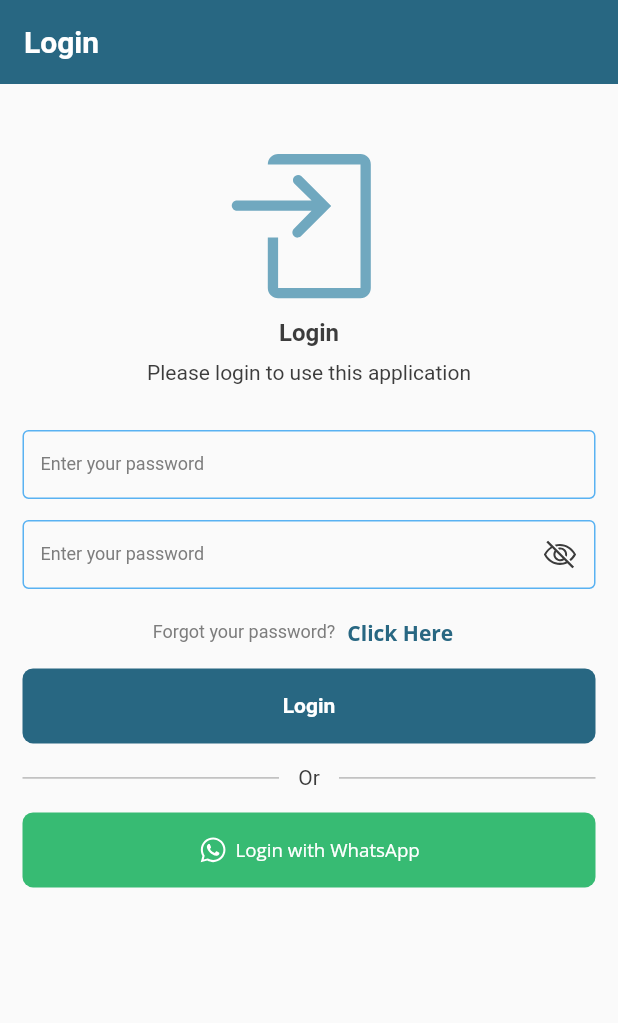
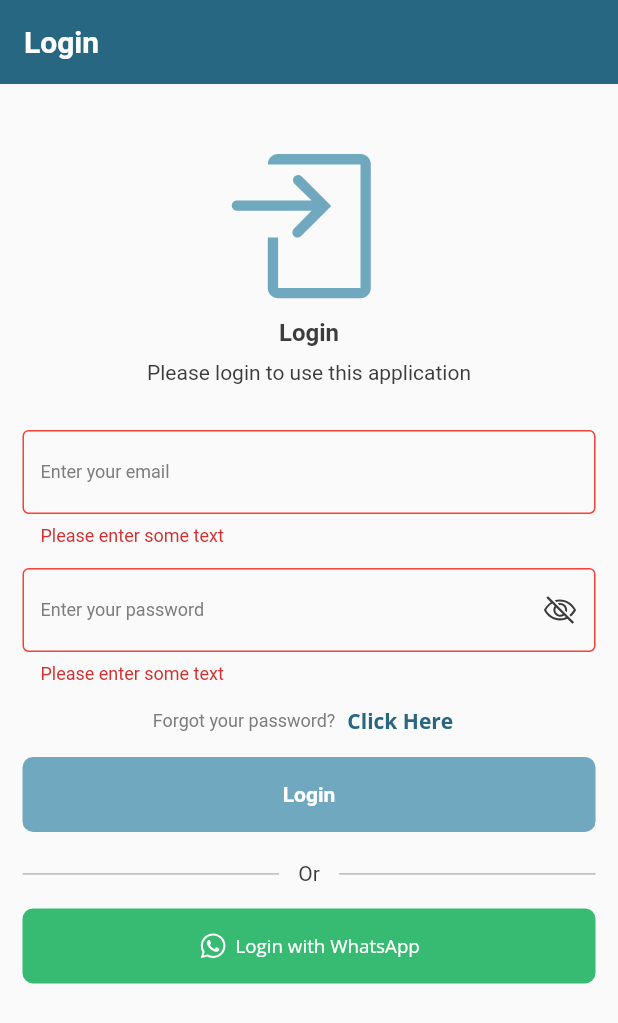
Before and after one commit to yanuarnval/traking_works, a Flutter app: the screen it shows after launch, after a tap on "Login", on a phone screen of 412 x 824 dp. Shown: the top 1023 px of the screen. Run offline on Flutter 3.47's test engine with Material 2 defaults, Android fonts, the phone set to English and light mode, and no system bars; our stand-ins replace flutter_svg, google_fonts; Roboto replaces fonts that are missing (Spartan).

Commit message:
fix[YN] login-page-button

```diff
--- a/lib/main.dart
+++ b/lib/main.dart
@@ -1,8 +1,10 @@
 import 'package:flutter/material.dart';
 
 import 'package:tracking_works/theme/theme_app.dart';
+import 'package:tracking_works/view/HomePageView.dart';
 
 import 'package:tracking_works/view/LoginPageView.dart';
+import 'package:tracking_works/view/MainScreen.dart';
 
 void main() {
   runApp(const MyApp());
--- a/lib/view/LoginPageView.dart
+++ b/lib/view/LoginPageView.dart
@@ -3,6 +3,8 @@ import 'package:flutter_svg/flutter_svg.dart';
 import 'package:google_fonts/google_fonts.dart';
 import 'package:tracking_works/shared/colors_value.dart';
 import 'package:tracking_works/theme/theme_app.dart';
+import 'package:tracking_works/view/HomePageView.dart';
+import 'package:tracking_works/view/MainScreen.dart';
 
 class LoginPageView extends StatefulWidget {
   const LoginPageView({Key? key}) : super(key: key);
@@ -12,7 +14,21 @@ class LoginPageView extends StatefulWidget {
 }
 
 class _LoginPageViewState extends State<LoginPageView> {
+  final _usernameController = TextEditingController();
+  final _passwordController = TextEditingController();
+  bool _errorTextField = false;
   bool _hidepass = true;
+  bool _textFieldChaged = false;
+  final _formKey = GlobalKey<FormState>();
+
+  @override
+  void dispose() {
+    // TODO: implement dispose
+    _usernameController.dispose();
+    _passwordController.dispose();
+    super.dispose();
+  }
+
   @override
   Widget build(BuildContext context) {
     return Scaffold(
@@ -30,33 +46,18 @@ class _LoginPageViewState extends State<LoginPageView> {
             crossAxisAlignment: CrossAxisAlignment.center,
             children: [
               _buildHeader(context),
-              _buildTextfield(),
-              Row(
-                mainAxisAlignment: MainAxisAlignment.center,
-                children: [
-                  Text(
-                    'Forgot your password?',
-                    style: TrakingWorks.textTheme.subtitle1,
-                  ),
-                  TextButton(
-                    onPressed: () {},
-                    child: Text(
-                      'Click Here',
-                      style: GoogleFonts.openSans(
-                          color: ColorsValue.colorPrimary,
-                          fontWeight: FontWeight.w700,
-                          fontSize: 14),
-                    ),
-                  )
+              Form(key: _formKey, child: _buildTextfield()),
+              _buildFooter(context)
             ],
           ),
-              ElevatedButton(
-                onPressed: () {},
-                child: Text(
-                  'Login',
-                  style: TrakingWorks.textTheme.button,
         ),
       ),
+    );
+  }
+
+  Column _buildFooter(BuildContext context) {
+    return Column(
+      children: [
         const SizedBox(
           height: 15,
         ),
@@ -83,8 +84,7 @@ class _LoginPageViewState extends State<LoginPageView> {
           height: 15,
         ),
         ElevatedButton(
-                  style: ElevatedButton.styleFrom(
-                      primary: ColorsValue.whatsappColor),
+            style: ElevatedButton.styleFrom(primary: ColorsValue.whatsappColor),
             onPressed: () {},
             child: Row(
               mainAxisAlignment: MainAxisAlignment.center,
@@ -105,11 +105,11 @@ class _LoginPageViewState extends State<LoginPageView> {
                       color: Colors.white),
                 ),
               ],
-                  ))
+            )),
+        const SizedBox(
+          height: 100,
+        )
       ],
-          ),
-        ),
-      ),
     );
   }
 
@@ -147,12 +147,35 @@ class _LoginPageViewState extends State<LoginPageView> {
       padding: const EdgeInsets.only(top: 30, bottom: 5),
       child: Column(
         children: [
-          SizedBox(
-            height: 46,
-            child: TextField(
+          TextFormField(
+            controller: _usernameController,
+            validator: (value) {
+              if (value == null || value.isEmpty) {
+                return "Please enter some text";
+              } else {
+                return null;
+              }
+            },
+            onChanged: (s) {
+              if (_usernameController.value.text.length != 0 &&
+                  _passwordController.value.text.length != 0) {
+                setState(() {
+                  _textFieldChaged = true;
+                });
+              } else {
+                setState(() {
+                  _textFieldChaged = false;
+                });
+              }
+            },
             style: GoogleFonts.spartan(
-                  fontSize: 14, color: ColorsValue.blackColor),
+                fontSize: 14,
+                color: _textFieldChaged ? ColorsValue.blackColor : Colors.red),
             decoration: InputDecoration(
+              errorStyle: GoogleFonts.spartan(),
+              errorBorder: OutlineInputBorder(
+                borderSide: BorderSide(color: Colors.red, width: 1),
+              ),
               focusedBorder: OutlineInputBorder(
                 borderSide:
                     BorderSide(color: ColorsValue.textFieldLogin, width: 1),
@@ -164,21 +187,40 @@ class _LoginPageViewState extends State<LoginPageView> {
               floatingLabelBehavior: FloatingLabelBehavior.never,
               border: OutlineInputBorder(),
               label: Text(
-                  'Enter your password',
+                'Enter your email',
                 style: TrakingWorks.textTheme.subtitle1,
-                ),
               ),
             ),
           ),
           const SizedBox(
             height: 14,
           ),
-          SizedBox(
-            height: 46,
-            child: TextField(
+          TextFormField(
+            controller: _passwordController,
+            validator: (value) {
+              if (value == null || value.isEmpty) {
+                return "Please enter some text";
+              } else {
+                return null;
+              }
+            },
+            onChanged: (s) {
+              if (_usernameController.value.text.length != 0 &&
+                  _passwordController.value.text.length != 0) {
+                setState(() {
+                  _textFieldChaged = true;
+                });
+              } else {
+                setState(() {
+                  _textFieldChaged = false;
+                });
+              }
+            },
             style: GoogleFonts.spartan(
-                  fontSize: 14, color: ColorsValue.blackColor),
+                fontSize: 14,
+                color: _textFieldChaged ? ColorsValue.blackColor : Colors.red),
             obscureText: _hidepass,
+            obscuringCharacter: '●',
             decoration: InputDecoration(
                 suffixIcon: IconButton(
                   onPressed: () {
@@ -200,6 +242,9 @@ class _LoginPageViewState extends State<LoginPageView> {
                   borderSide:
                       BorderSide(color: ColorsValue.textFieldLogin, width: 1),
                 ),
+                errorBorder: OutlineInputBorder(
+                    borderSide: BorderSide(color: Colors.red, width: 1)),
+                errorStyle: GoogleFonts.spartan(),
                 floatingLabelBehavior: FloatingLabelBehavior.never,
                 border: OutlineInputBorder(),
                 label: Text(
@@ -207,6 +252,43 @@ class _LoginPageViewState extends State<LoginPageView> {
                   style: TrakingWorks.textTheme.subtitle1,
                 )),
           ),
+          Row(
+            mainAxisAlignment: MainAxisAlignment.center,
+            children: [
+              Text(
+                'Forgot your password?',
+                style: TrakingWorks.textTheme.subtitle1,
+              ),
+              TextButton(
+                onPressed: () {},
+                child: Text(
+                  'Click Here',
+                  style: GoogleFonts.openSans(
+                      color: ColorsValue.colorPrimary,
+                      fontWeight: FontWeight.w700,
+                      fontSize: 14),
+                ),
+              )
+            ],
+          ),
+          ElevatedButton(
+            onPressed: () {
+              if (_formKey.currentState!.validate()) {
+                Navigator.pushReplacement(
+                    context,
+                    MaterialPageRoute(
+                        builder: (BuildContext context) => MainScreen()));
+              }
+            },
+            style: ElevatedButton.styleFrom(
+              primary: _textFieldChaged
+                  ? ColorsValue.colorPrimary
+                  : ColorsValue.blueIcon,
+            ),
+            child: Text(
+              'Login',
+              style: TrakingWorks.textTheme.button,
+            ),
           ),
         ],
       ),
```
Lines whose indentation alone changed are shown as unchanged.
